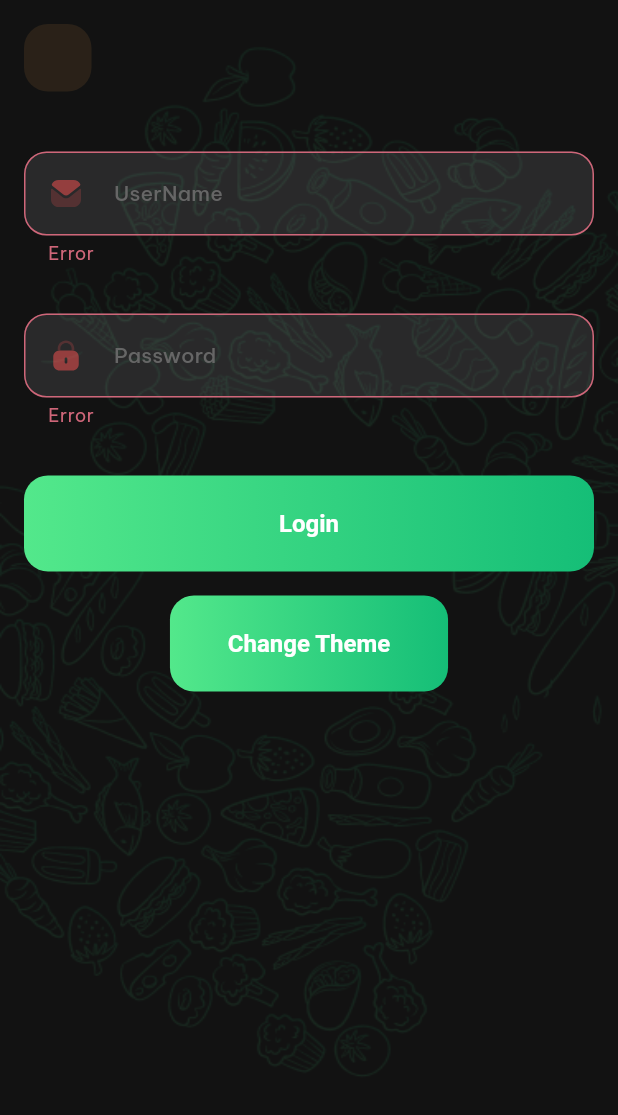
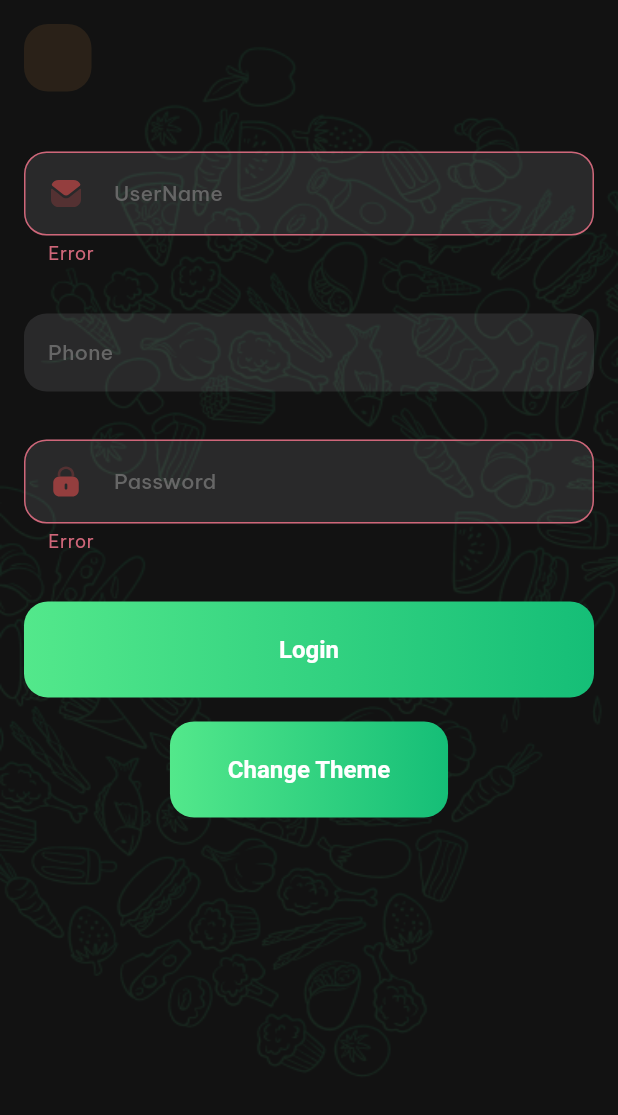
Before and after one commit to quocbao238/NinjaFood_Theme, a Flutter app: the screen it shows after launch, on a phone screen of 412 x 824 dp. Shown: the top 1115 px of the screen. Run offline on Flutter 3.47's test engine with Material 2 defaults, Android fonts, the phone set to English and light mode, and no system bars; our stand-ins replace equatable, flutter_spinkit, flutter_svg, google_fonts.

Commit message:
Add inputFormatters

```diff
--- a/example/lib/main.dart
+++ b/example/lib/main.dart
@@ -106,6 +106,12 @@ class _MyAppState extends State<MyApp> {
                     errorText: 'Error',
                   ),
                 ),
+                AppPadding.medium(
+                  child: AppTextFormField.phone(
+                    controller: TextEditingController(),
+                    hintText: 'Phone',
+                  ),
+                ),
 
                 AppPadding.medium(
                     child: AppTextFormField.password(
--- a/lib/src/app_widgets/app_text_form_field.dart
+++ b/lib/src/app_widgets/app_text_form_field.dart
@@ -1,4 +1,6 @@
 part of app_widget;
+
+enum AppTextFormFieldType { email, password, phone, text }
 
 class AppTextFormField extends StatelessWidget {
   final Widget? prefixIcon;
@@ -6,6 +8,7 @@ class AppTextFormField extends StatelessWidget {
   final String hintText;
   final TextEditingController controller;
   final String? errorText;
+  final AppTextFormFieldType _type;
 
   const AppTextFormField(
       {super.key,
@@ -13,14 +16,16 @@ class AppTextFormField extends StatelessWidget {
       required this.hintText,
       this.obscureText = false,
       this.errorText,
-      required this.controller});
+      required this.controller})
+      : _type = AppTextFormFieldType.text;
 
   const AppTextFormField.password({
     super.key,
     required this.hintText,
     this.errorText,
     required this.controller,
-  })  : obscureText = true,
+  })  : _type = AppTextFormFieldType.password,
+        obscureText = true,
         prefixIcon = errorText == null
             ? const AppIcons.password()
             : const AppIcons.password(color: Colors.redAccent);
@@ -30,7 +35,8 @@ class AppTextFormField extends StatelessWidget {
     required this.hintText,
     this.errorText,
     required this.controller,
-  })  : obscureText = false,
+  })  : _type = AppTextFormFieldType.email,
+        obscureText = false,
         prefixIcon = errorText == null
             ? const AppIcons.email()
             : const AppIcons.email(color: Colors.redAccent);
@@ -40,7 +46,8 @@ class AppTextFormField extends StatelessWidget {
     required this.hintText,
     this.errorText,
     required this.controller,
-  })  : obscureText = false,
+  })  : _type = AppTextFormFieldType.phone,
+        obscureText = false,
         prefixIcon = null;
 
   @override
@@ -48,6 +55,13 @@ class AppTextFormField extends StatelessWidget {
     return TextFormField(
       controller: controller,
       obscureText: obscureText ?? false,
+      inputFormatters: _type == AppTextFormFieldType.phone
+          ? [
+              FilteringTextInputFormatter.digitsOnly,
+              LengthLimitingTextInputFormatter(11),
+              PhoneNumberFormatter(),
+            ]
+          : [],
       style: Theme.of(context).textTheme.bodyMedium,
       decoration: InputDecoration(
         hintStyle: Theme.of(context).textTheme.labelLarge,
--- a/lib/src/app_widgets/app_widgets.dart
+++ b/lib/src/app_widgets/app_widgets.dart
@@ -2,6 +2,7 @@ library app_widget;
 
 import 'package:equatable/equatable.dart';
 import 'package:flutter/material.dart';
+import 'package:flutter/services.dart';
 import 'package:flutter_spinkit/flutter_spinkit.dart';
 import 'package:flutter_svg/flutter_svg.dart';
 import '../helper/helper.dart';
--- a/lib/src/helper/helper.dart
+++ b/lib/src/helper/helper.dart
@@ -2,5 +2,8 @@ library helper;
 
 import 'dart:ui' as ui;
 
+import 'package:flutter/services.dart';
+
 part 'device_helper.dart';
 part 'asset_helper.dart';
+part 'phoneNumber.dart';
```
Also changed, not shown: lib/src/helper/phoneNumber.dart (added, +42 -0 lines).
